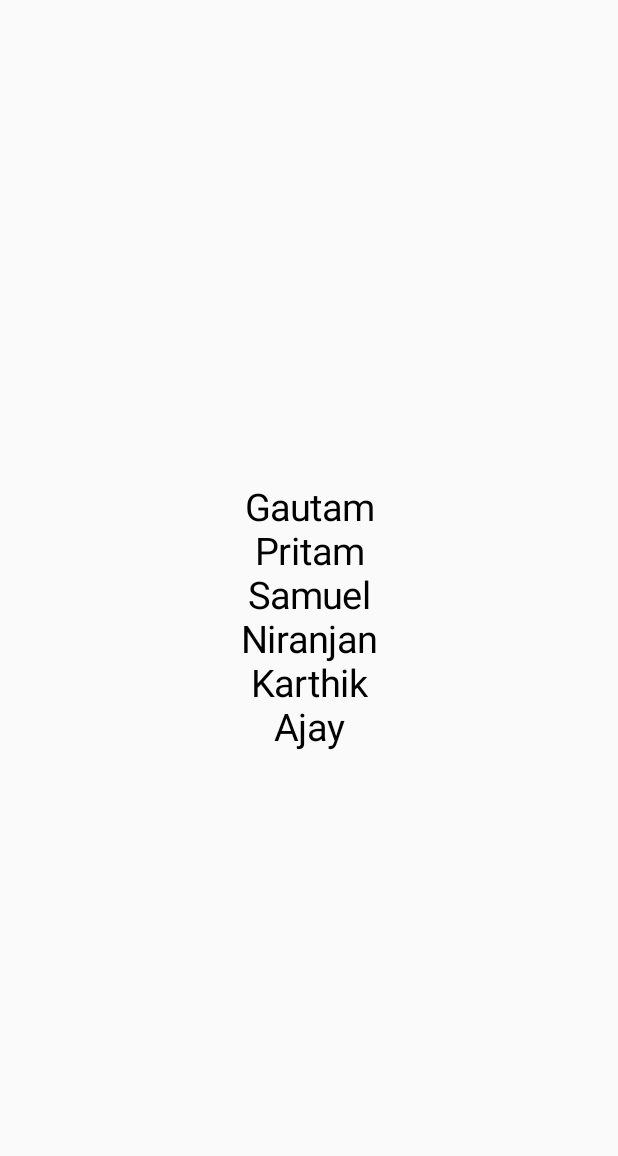
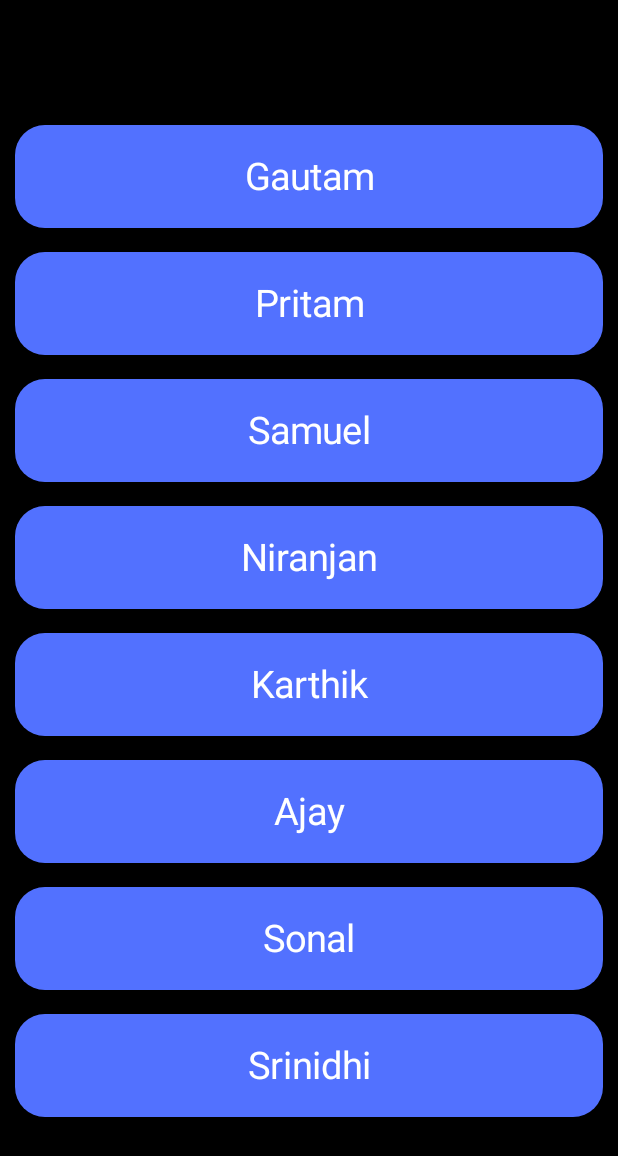
Before and after one commit to PGautam27/Get-Chatting, an Android app built with Jetpack Compose: the GChattListScreen screen opened through its navigation route, on a phone screen of 412 x 824 dp. Shown: the top 1156 px of the screen. Run offline under Robolectric (Android 15) with nearby library versions, the phone set to English and light mode, and no system bars; our stand-ins replace accompanist; libraries missing offline, so code that uses them is left out: com.google.accompanist.navigation.

Commit message:
Get Chatting

```diff
--- a/app/src/main/java/com/example/getchatt/MainActivity.kt
+++ b/app/src/main/java/com/example/getchatt/MainActivity.kt
@@ -34,7 +34,7 @@ class MainActivity : ComponentActivity() {
         setContent {
             GetChattTheme {
                 val navController = rememberNavController()
-                NavHost(navController = navController, startDestination = Screens.GHomeScreen.route){
+                NavHost(navController = navController, startDestination = Screens.GChattListScreen.route){
                     composable(
                         Screens.GHomeScreen.route,
                     ){
--- a/app/src/main/java/com/example/getchatt/presentation/chatt/GChattListScreen.kt
+++ b/app/src/main/java/com/example/getchatt/presentation/chatt/GChattListScreen.kt
@@ -1,35 +1,63 @@
 package com.example.getchatt.presentation.chatt
 
-import androidx.compose.foundation.layout.Arrangement
-import androidx.compose.foundation.layout.Column
-import androidx.compose.foundation.layout.fillMaxSize
+import androidx.compose.foundation.background
+import androidx.compose.foundation.layout.*
 import androidx.compose.foundation.rememberScrollState
+import androidx.compose.foundation.shape.RoundedCornerShape
 import androidx.compose.foundation.verticalScroll
-import androidx.compose.material.Text
+import androidx.compose.material.*
 import androidx.compose.runtime.Composable
 import androidx.compose.ui.Alignment
 import androidx.compose.ui.Modifier
+import androidx.compose.ui.draw.clip
 import androidx.compose.ui.graphics.Color
+import androidx.compose.ui.platform.LocalConfiguration
 import androidx.compose.ui.text.TextStyle
 import androidx.compose.ui.text.style.TextAlign
 import androidx.compose.ui.tooling.preview.Preview
+import androidx.compose.ui.unit.dp
 import androidx.compose.ui.unit.sp
+import com.example.getchatt.ui.theme.RoyalBlue
 
+@OptIn(ExperimentalMaterialApi::class)
 @Composable
 fun GChattListScreen() {
 
-    var li = listOf("Gautam","Pritam","Samuel","Niranjan","Karthik","Ajay")
+    var li = listOf("Gautam","Pritam","Samuel","Niranjan","Karthik","Ajay","Sonal","Srinidhi")
     val verticalScroll = rememberScrollState()
 
     Column(
         modifier = Modifier
-            .fillMaxSize()
+            .fillMaxSize().background(Color.Black)
             .verticalScroll(verticalScroll),
         verticalArrangement = Arrangement.Center,
         horizontalAlignment = Alignment.CenterHorizontally
     ) {
+        Spacer(modifier = Modifier.padding(10.dp))
         li.forEachIndexed { index, s ->
-            Text(text = s, style = TextStyle(color = Color.Black, fontSize = 25.sp), textAlign = TextAlign.Center)
+            Card(
+                onClick = { /*TODO*/ },
+                modifier = Modifier
+                    .width(LocalConfiguration.current.screenWidthDp.dp - 20.dp)
+                    .height(
+                        LocalConfiguration.current.screenHeightDp.dp / 12
+                    ).clip(RoundedCornerShape(20.dp)), backgroundColor = RoyalBlue,
+            ) {
+                Column(
+                    modifier = Modifier.fillMaxSize(),
+                    verticalArrangement = Arrangement.Center,
+                    horizontalAlignment = Alignment.CenterHorizontally
+                ) {
+                    Text(
+                        text = s,
+                        style = TextStyle(color = Color.Black, fontSize = 25.sp),
+                        textAlign = TextAlign.Center,
+                        color = Color.White,
+                        modifier = Modifier.align(Alignment.CenterHorizontally)
+                    )
+                }
+            }
+            Spacer(modifier = Modifier.padding(8.dp))
         }
     }
 }
```
